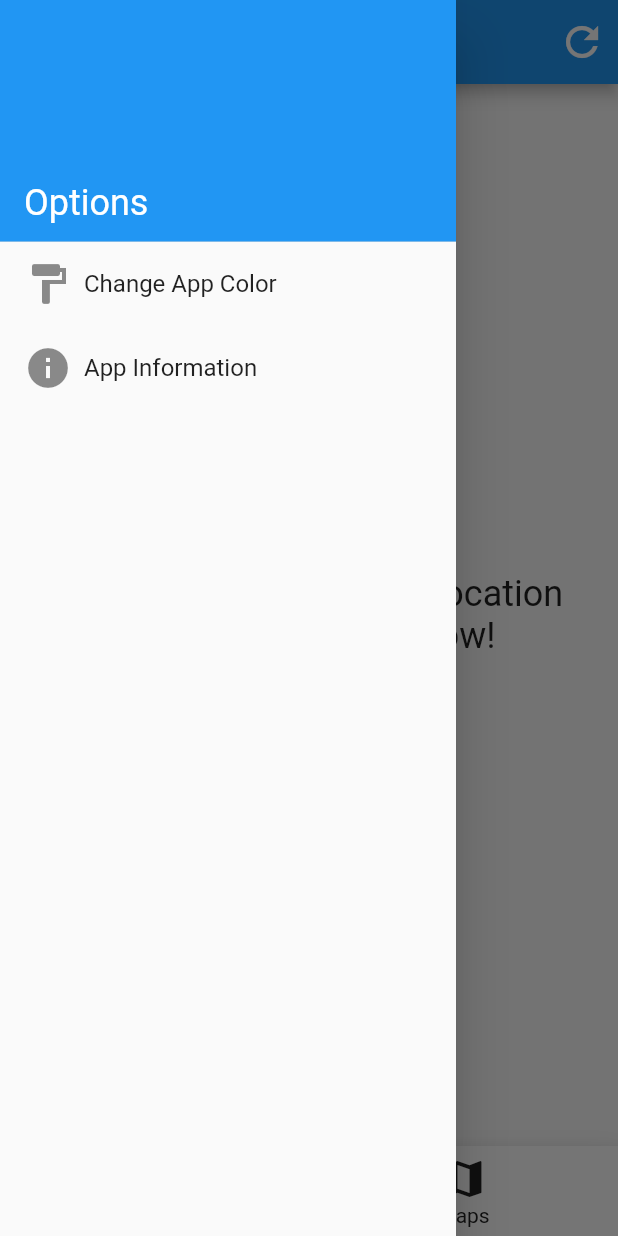
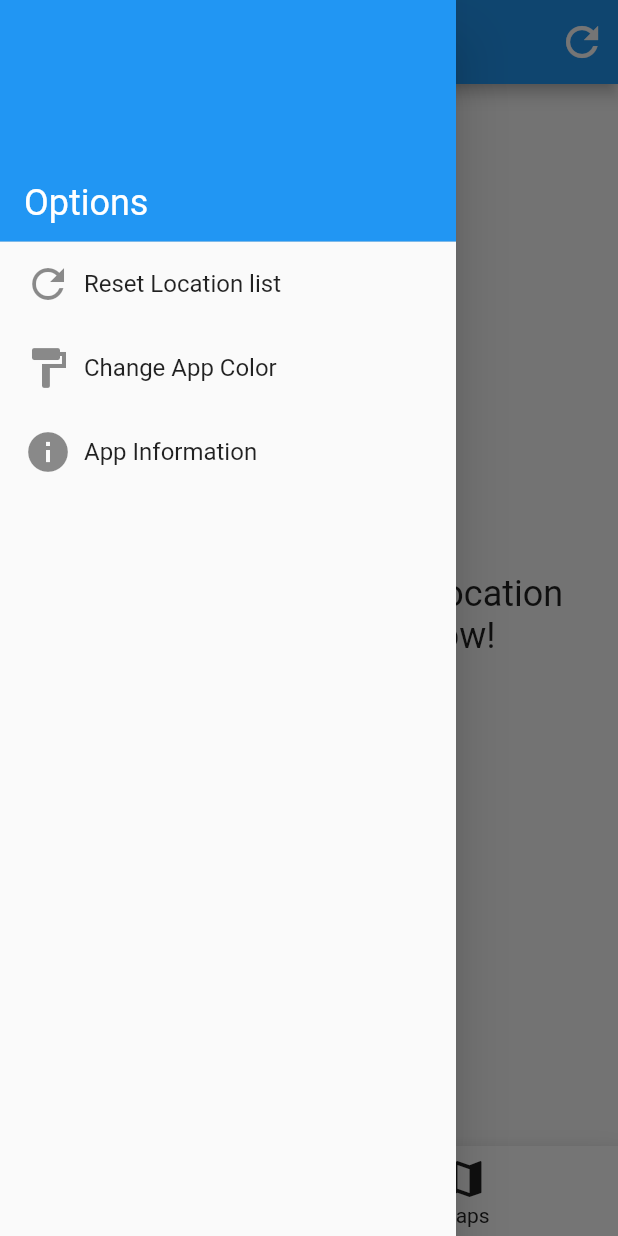
Before and after one commit to rjmarzec/meet_you_in_the_middle, a Flutter app: the screen it shows after launch, with the side drawer open, on a phone screen of 412 x 824 dp. Run offline on Flutter 3.47's test engine with Material 2 defaults, Android fonts, the phone set to English and light mode, and no system bars; our stand-ins replace google_maps_flutter, shared_preferences; missing offline and left inert: geocoder, google_place.

Commit message:
renamed ResetLocationsDialog to ClearLocationsDialog and added it to the drawer

```diff
--- a/lib/reset_locations_dialog.dart
+++ b/lib/clear_locations_dialog.dart
@@ -1,12 +1,12 @@
 import 'package:flutter/material.dart';
 import 'package:meet_you_in_the_middle/location_manager.dart';
 
-class ResetLocationsDialog extends StatefulWidget {
+class ClearLocationsDialog extends StatefulWidget {
   @override
-  ResetLocationsDialogState createState() => new ResetLocationsDialogState();
+  ClearLocationsDialogState createState() => new ClearLocationsDialogState();
 }
 
-class ResetLocationsDialogState extends State<ResetLocationsDialog> {
+class ClearLocationsDialogState extends State<ClearLocationsDialog> {
   // store a reference to our location manager for access later
   final LocationManager locationManager = LocationManager();
 
--- a/lib/main.dart
+++ b/lib/main.dart
@@ -1,6 +1,6 @@
 import 'package:flutter/material.dart';
 import 'package:meet_you_in_the_middle/app_info_dialog.dart';
-import 'package:meet_you_in_the_middle/reset_locations_dialog.dart';
+import 'package:meet_you_in_the_middle/clear_locations_dialog.dart';
 import 'location_manager.dart';
 import 'location_page.dart';
 import 'map_page.dart';
@@ -142,6 +142,7 @@ class _HomePageState extends State<HomePage> {
       child: ListView(
         children: [
           _buildDrawerHeader(),
+          _buildDrawerClearLocationsButton(),
           _buildDrawerPickColorButton(),
           _buildDrawerInfoButton(),
         ],
@@ -171,6 +172,36 @@ class _HomePageState extends State<HomePage> {
           ),
         ],
       ),
+    );
+  }
+
+  Widget _buildDrawerClearLocationsButton() {
+    return ListTile(
+      title: Row(
+        children: <Widget>[
+          Icon(
+            Icons.refresh,
+            size: 32,
+          ),
+          Padding(
+            padding: EdgeInsets.only(left: 8.0),
+            child: Text(
+              "Reset Location list",
+              style: TextStyle(fontSize: 16),
+            ),
+          )
+        ],
+      ),
+      onTap: () {
+        showDialog(
+          context: context,
+          builder: (_) {
+            return ClearLocationsDialog();
+          },
+        ).then((_) => setState(() {
+              Navigator.pop(context);
+            }));
+      },
     );
   }
 
@@ -294,7 +325,7 @@ class _HomePageState extends State<HomePage> {
         showDialog(
           context: context,
           builder: (_) {
-            return ResetLocationsDialog();
+            return ClearLocationsDialog();
           },
         ).then((_) => setState(() {}));
       },
```
